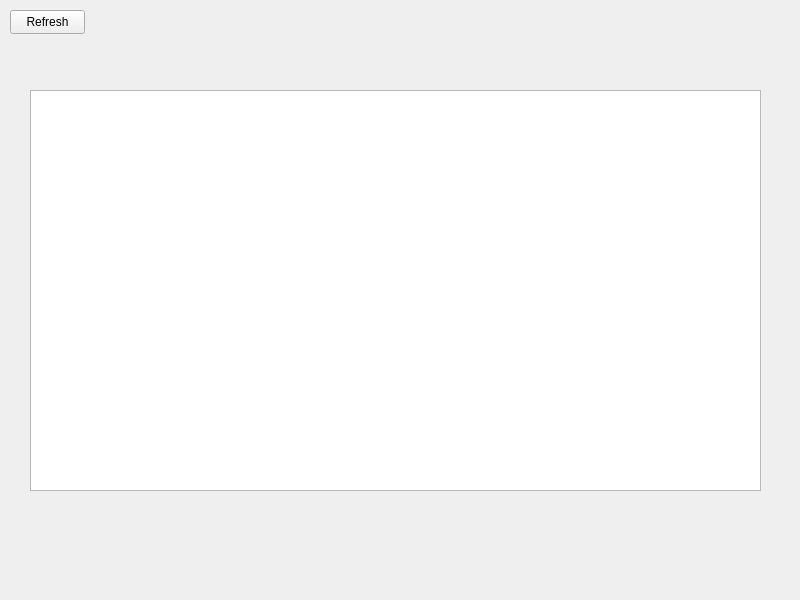
SuperMonkeyRules/DTPythonL3, file ui/paperPanel.ui: the form before one commit.
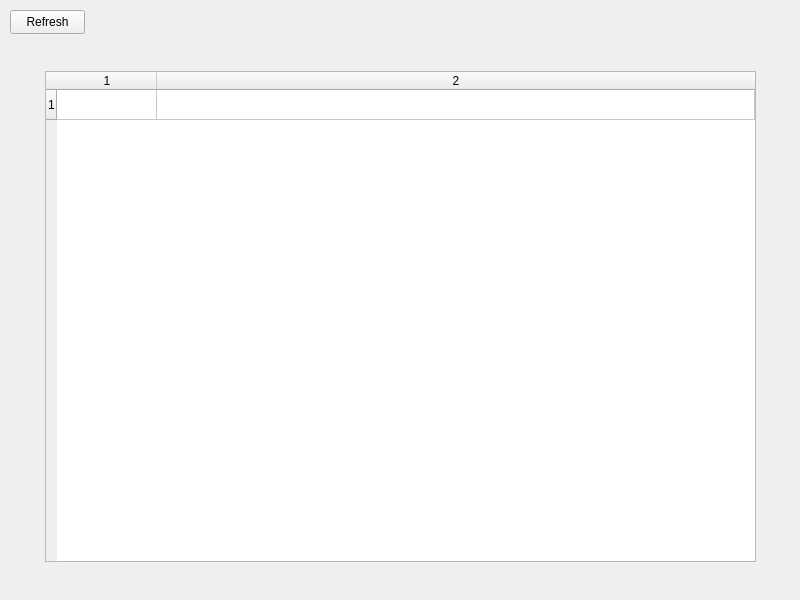
The form after the commit.

Commit message: Finished paper view Start student paper creation popup

Diff of the .ui file:
```diff
--- a/ui/paperPanel.ui
+++ b/ui/paperPanel.ui
@@ -27,15 +27,36 @@
      <string>Refresh</string>
     </property>
    </widget>
-   <widget class="QTableView" name="paperVIEW">
+   <widget class="QTableWidget" name="gradeTABLE">
     <property name="geometry">
      <rect>
-      <x>30</x>
-      <y>90</y>
-      <width>731</width>
-      <height>401</height>
+      <x>45</x>
+      <y>71</y>
+      <width>711</width>
+      <height>491</height>
      </rect>
     </property>
+    <property name="showGrid">
+     <bool>true</bool>
+    </property>
+    <property name="rowCount">
+     <number>1</number>
+    </property>
+    <property name="columnCount">
+     <number>2</number>
+    </property>
+    <attribute name="horizontalHeaderCascadingSectionResizes">
+     <bool>true</bool>
+    </attribute>
+    <attribute name="horizontalHeaderShowSortIndicator" stdset="0">
+     <bool>false</bool>
+    </attribute>
+    <attribute name="horizontalHeaderStretchLastSection">
+     <bool>true</bool>
+    </attribute>
+    <row/>
+    <column/>
+    <column/>
    </widget>
   </widget>
  </widget>
```
The commit also changes 3 other files.
